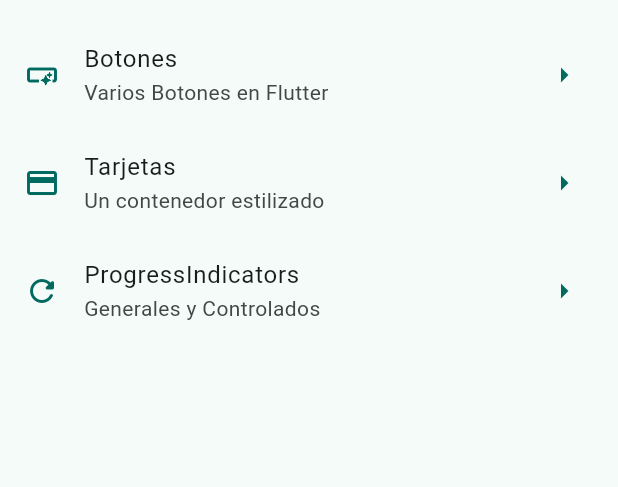
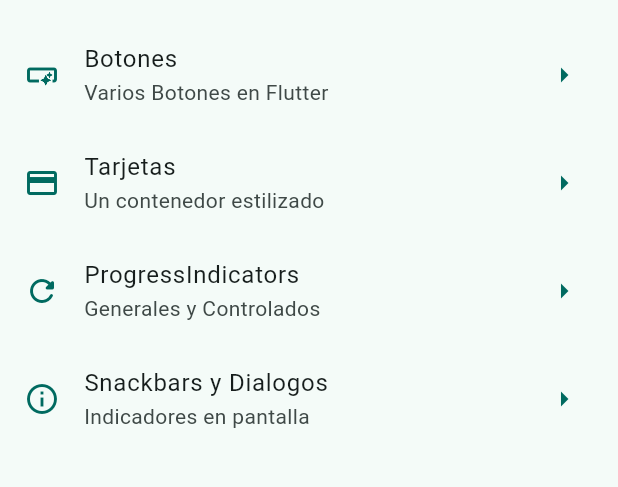
Before and after one commit to PabloVR24/flutterDCaE, a Flutter app: the screen it shows after launch, on a phone screen of 412 x 824 dp, the part 63-550 px from its top. Run offline on Flutter 3.47's test engine with Material 2 defaults, Android fonts, the phone set to English and light mode, and no system bars; our stand-ins replace animate_do, go_router, video_player.

Commit message:
Snackbars y Dialogos

```diff
--- a/03_flutter_init/widgets_app/widgets_app/lib/config/theme/menu/menu_items.dart
+++ b/03_flutter_init/widgets_app/widgets_app/lib/config/theme/menu/menu_items.dart
@@ -28,5 +28,10 @@ const appMenuItems = <MenuItem>[
       title: 'ProgressIndicators',
       subTitle: 'Generales y Controlados',
       link: '/progress',
-      icon: Icons.refresh_rounded)
+      icon: Icons.refresh_rounded),
+      MenuItem(
+      title: 'Snackbars y Dialogos',
+      subTitle: 'Indicadores en pantalla',
+      link: '/snackbars',
+      icon: Icons.info_outline),
 ];
--- a/03_flutter_init/widgets_app/widgets_app/lib/config/theme/router/app_router.dart
+++ b/03_flutter_init/widgets_app/widgets_app/lib/config/theme/router/app_router.dart
@@ -25,5 +25,10 @@ final appRouter = GoRouter(
       name: ProgressScreen.name,
       builder: (context, state) => const ProgressScreen(),
     ),
+    GoRoute(
+      path: '/snackbars',
+      name: SnackBarScreen.name,
+      builder: (context, state) => const SnackBarScreen(),
+    ),
   ],
 );
--- a/03_flutter_init/widgets_app/widgets_app/lib/main.dart
+++ b/03_flutter_init/widgets_app/widgets_app/lib/main.dart
@@ -9,6 +9,7 @@ class MyApp extends StatelessWidget {
   @override
   Widget build(BuildContext context) {
     return MaterialApp.router(
+      title: 'Flutter Widgets',
       routerConfig: appRouter,
       debugShowCheckedModeBanner: false,
       theme: AppTheme(selectedColor: 1).getTheme(),
```
Also changed, not shown: 03_flutter_init/widgets_app/widgets_app/lib/presentation/screens/snackbar/snackbar_screen.dart (+51 -1 lines).
